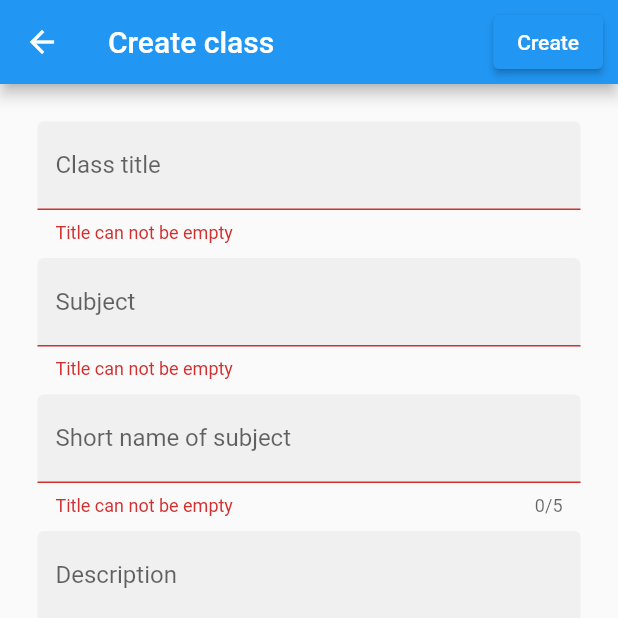
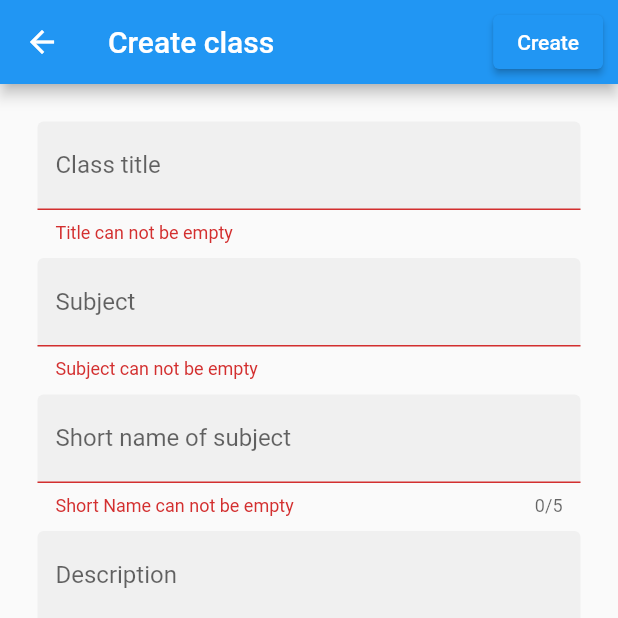
Before and after one commit to UniCollab1/UniCollab, a Flutter app: the CreateDialog screen opened directly, after a tap on "Create", on a phone screen of 412 x 824 dp, the top half of it. Run offline on Flutter 3.47's test engine with Material 2 defaults, Android fonts, the phone set to English and light mode, and no system bars; our stand-ins replace cached_network_image, cloud_firestore, file_picker, firebase_auth, firebase_core, firebase_storage and 8 more; missing offline and left inert: mailer2; accounts and stored records are empty.

```diff
--- a/lib/app/home/CreateDialog.dart
+++ b/lib/app/home/CreateDialog.dart
@@ -92,7 +92,7 @@ class _CreateDialogState extends State<CreateDialog> {
                   filled: true,
                   labelText: 'Subject',
                   errorText:
-                      subjectvalidation ? 'Title can not be empty' : null,
+                      subjectvalidation ? 'Subject can not be empty' : null,
                 ),
                 onChanged: (value) {
                   subject = value;
@@ -107,8 +107,9 @@ class _CreateDialogState extends State<CreateDialog> {
                 decoration: InputDecoration(
                   filled: true,
                   labelText: 'Short name of subject',
-                  errorText:
-                      shortnamevalidation ? 'Title can not be empty' : null,
+                  errorText: shortnamevalidation
+                      ? 'Short Name can not be empty'
+                      : null,
                 ),
                 onChanged: (value) {
                   shortName = value;
--- a/lib/app/teacher home/assignment/CreateAssignment.dart
+++ b/lib/app/teacher home/assignment/CreateAssignment.dart
@@ -140,7 +140,7 @@ class _CreateAssignmentState extends State<CreateAssignment> {
                                   filled: true,
                                   labelText: 'Marks',
                                   errorText: marksvalidation
-                                      ? 'Title can not be empty'
+                                      ? 'Marks can not be empty'
                                       : null,
                                 ),
                                 keyboardType: TextInputType.number,
```
Also changed, not shown: lib/app/teacher home/assignment/TeacherViewSubmittedAssignment.dart (+23 -4 lines).
